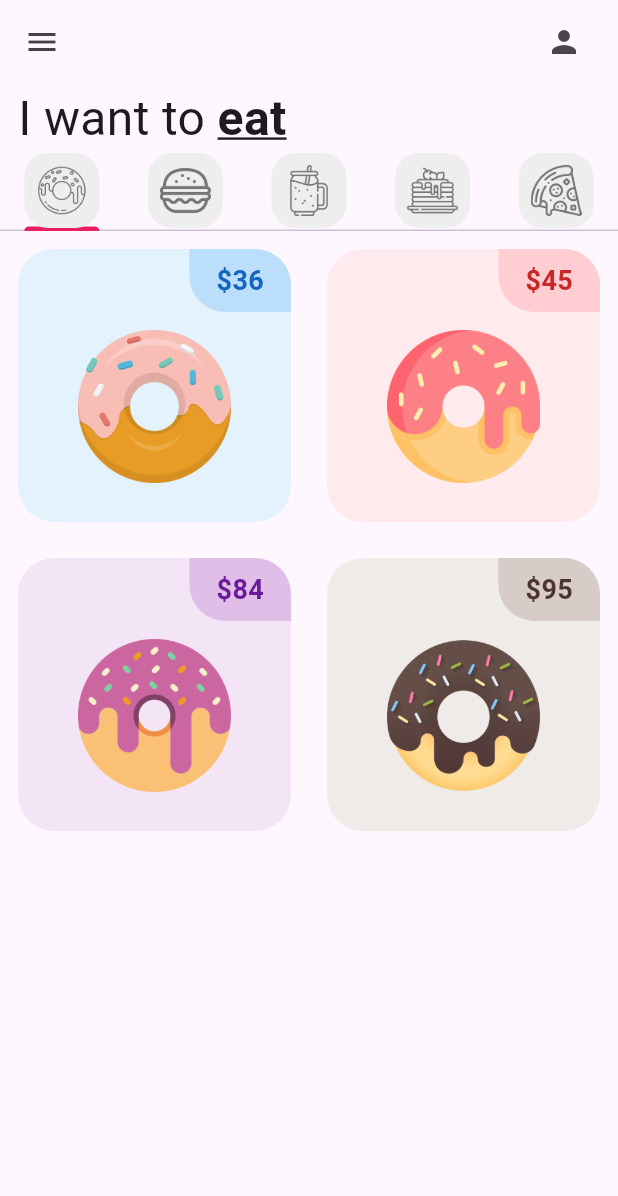
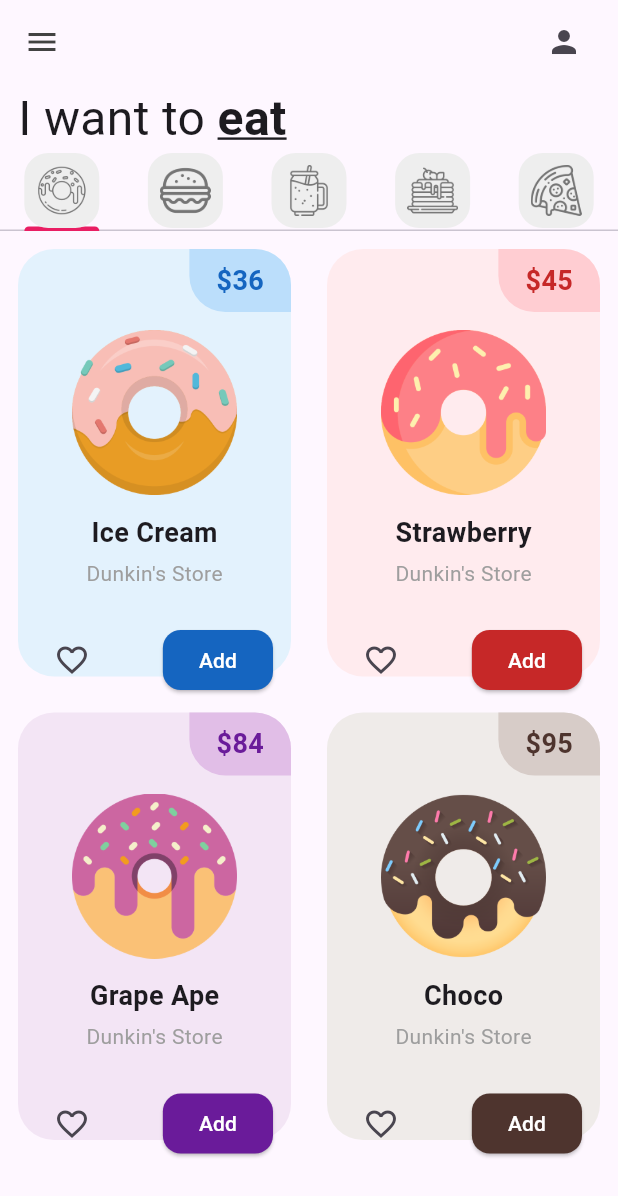
Before and after one commit to Joan-Mena/donut_app_8sc, a Flutter app: the screen it shows after launch, on a phone screen of 412 x 824 dp. Shown: the top 1196 px of the screen. Run offline on Flutter 3.47's test engine with Material 3 defaults, Android fonts, the phone set to English and light mode, and no system bars.

Commit message:
DonutTile Finished

```diff
--- a/lib/pages/home_page.dart
+++ b/lib/pages/home_page.dart
@@ -6,7 +6,6 @@ import '../tabs/burger_tab.dart';
 import '../tabs/donut_tab.dart';
 import '../tabs/smoothie_tab.dart';
 import '../tabs/pancake_tab.dart';
-import '../tabs/pizza_tab.dart';
 
 class Homepage extends StatefulWidget {
   const Homepage({super.key});
@@ -94,6 +93,7 @@ class _HomepageState extends State<Homepage> {
               BurgerTab(),
               SmoothieTab(),
               PancakeTab(),
+              PizzaTab()
               //PizzaTab();
             ])),
 
--- a/lib/tabs/donut_tab.dart
+++ b/lib/tabs/donut_tab.dart
@@ -18,8 +18,9 @@ class DonutTab extends StatelessWidget {
     return GridView.builder(
       //como se va a distribuir
       //en crossAxistCount podemos asignar el numero de columnas que podemos tener he ir modificando.
-      gridDelegate:
-          SliverGridDelegateWithFixedCrossAxisCount(crossAxisCount: 2),
+
+      gridDelegate: SliverGridDelegateWithFixedCrossAxisCount(
+          crossAxisCount: 2, childAspectRatio: 1 / 1.5),
       //que elementos tendra
       itemBuilder: (context, index) {
         return DonutTile(
--- a/lib/utils/donut_tile.dart
+++ b/lib/utils/donut_tile.dart
@@ -7,6 +7,8 @@ class DonutTile extends StatelessWidget {
   final dynamic donutColor;
   final String imageName;
 
+  //final String donutShop; // Nueva variable para la tienda
+
   //valor fijo del borde circular
   final double borderRadius = 24;
 
@@ -14,6 +16,8 @@ class DonutTile extends StatelessWidget {
       {super.key,
       required this.donutFlavor,
       required this.donutPrice,
+      //Nuevo parametro agregado como obligatorio "donutShot"
+      //required this.donutShop,
       this.donutColor,
       required this.imageName});
 
@@ -52,14 +56,87 @@ class DonutTile extends StatelessWidget {
             ),
 
             //Imagen del porducto
+
             Padding(
-                padding:
-                    const EdgeInsets.symmetric(horizontal: 40, vertical: 12),
-                child: Image.asset(imageName))
+              padding: const EdgeInsets.symmetric(horizontal: 36, vertical: 12),
+              child: Image.asset(imageName),
+            ),
 
             //Texto del sabor del producto
 
+            Padding(
+              padding: const EdgeInsets.symmetric(horizontal: 16.0),
+              child: Column(
+                crossAxisAlignment: CrossAxisAlignment.center,
+                children: [
+                  Text(
+                    '$donutFlavor',
+                    style: const TextStyle(
+                      fontSize: 18,
+                      fontWeight: FontWeight.bold,
+                    ),
+                  ),
+                  const SizedBox(height: 4),
+                  const Text(
+                    "Dunkin's Store",
+                    style: TextStyle(
+                      fontSize: 14,
+                      color: Colors.grey,
+                    ),
+                  ),
+                ],
+              ),
+            ),
+
+            const SizedBox(height: 8),
+
+            //nombre de la tienda
+            /*
+            Padding(
+              padding: const EdgeInsets.symmetric(horizontal: 16.0),
+              child: Text(
+                "Dunkin,s Store",
+                style: const TextStyle(
+                  fontSize: 14,
+                  color: Colors.grey,
+                ),
+              ),
+            ),
+            */
+
+            const SizedBox(height: 8), // Espaciado
+
             //Iconos de "me encanta" y "agregar"
+
+            Padding(
+              padding:
+                  const EdgeInsets.symmetric(horizontal: 12.0, vertical: 8),
+              child: Row(
+                mainAxisAlignment: MainAxisAlignment.spaceBetween,
+                children: [
+                  // Ícono de favorito
+                  IconButton(
+                    onPressed: () {},
+                    icon: const Icon(Icons.favorite_border),
+                  ),
+
+                  // Botón "Add"
+                  ElevatedButton(
+                    onPressed: () {},
+                    style: ElevatedButton.styleFrom(
+                      backgroundColor: donutColor[800],
+                      shape: RoundedRectangleBorder(
+                        borderRadius: BorderRadius.circular(12),
+                      ),
+                    ),
+                    child: const Text(
+                      "Add",
+                      style: TextStyle(color: Colors.white),
+                    ),
+                  ),
+                ],
+              ),
+            ),
           ],
         ),
       ),
```
